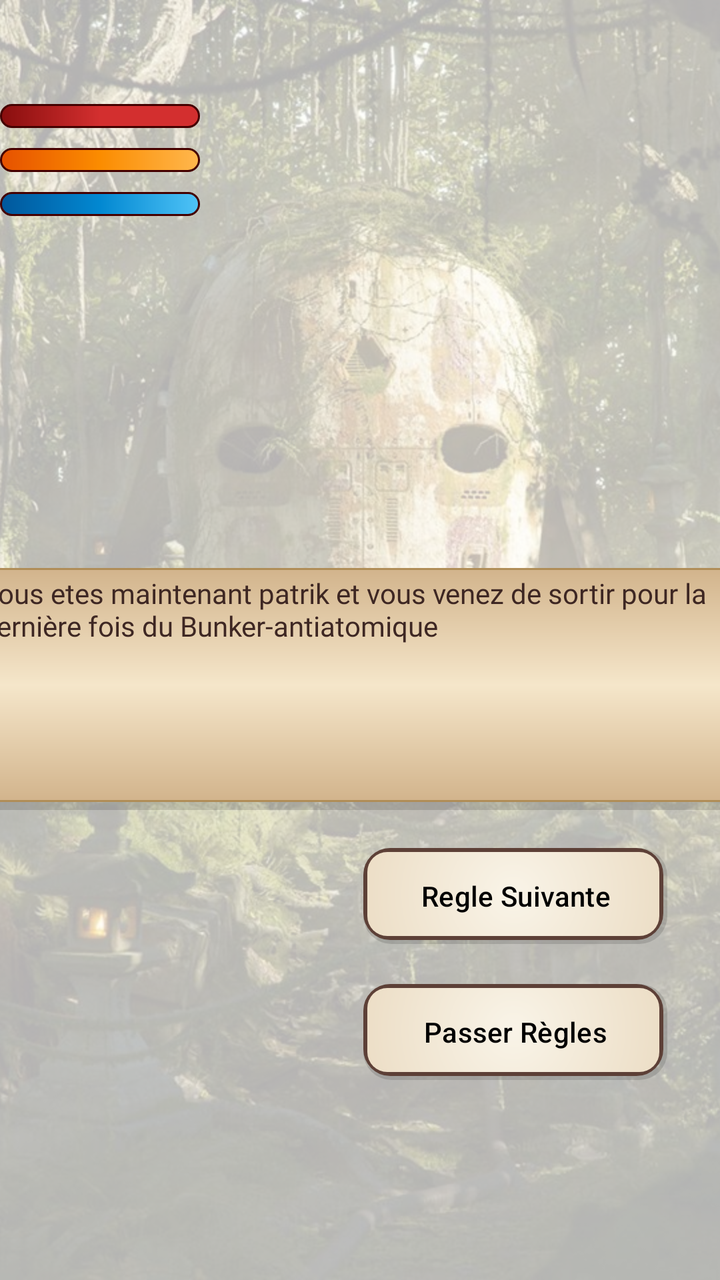
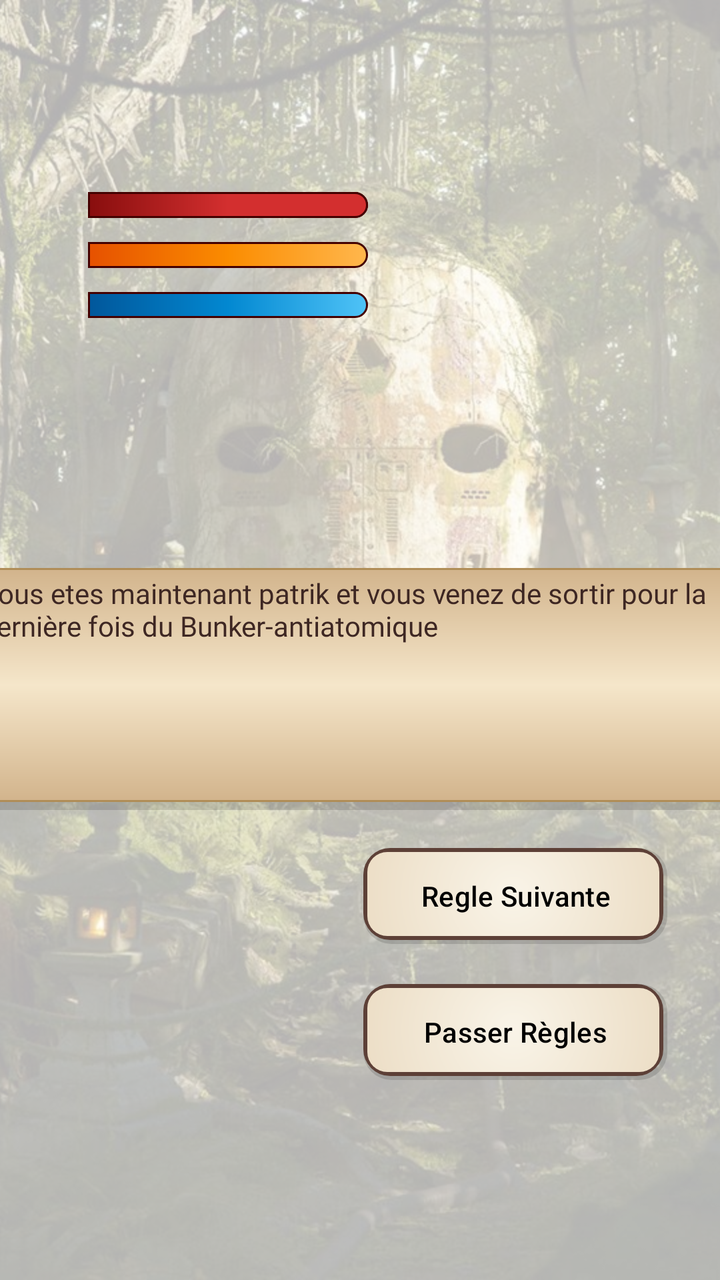

Before-and-after screenshots of an Android layout around one commit, followed by the original layout XML and the change that was made.
<!-- AndroidManifest.xml: application theme Theme.Apocalypse -->
<!-- res/layout/activity_intro_game_view.xml -->
<?xml version="1.0" encoding="utf-8"?>
<androidx.constraintlayout.widget.ConstraintLayout xmlns:android="http://schemas.android.com/apk/res/android"
    xmlns:app="http://schemas.android.com/apk/res-auto"
    xmlns:tools="http://schemas.android.com/tools"
    android:id="@+id/main"
    android:layout_width="match_parent"
    android:layout_height="match_parent"
    tools:context=".IntroGameView">


    <ImageView
        android:id="@+id/bgImage"
        android:layout_width="0dp"
        android:layout_height="0dp"
        android:src="@drawable/background_menu"
        android:scaleType="centerCrop"
        app:layout_constraintTop_toTopOf="parent"
        app:layout_constraintBottom_toBottomOf="parent"
        app:layout_constraintStart_toStartOf="parent"
        app:layout_constraintEnd_toEndOf="parent" />

    <View
        android:id="@+id/whiteOverlay"
        android:layout_width="0dp"
        android:layout_height="0dp"
        android:background="#B3FFFFFF"
        app:layout_constraintBottom_toBottomOf="parent"
        app:layout_constraintEnd_toEndOf="parent"
        app:layout_constraintHorizontal_bias="0.0"
        app:layout_constraintStart_toStartOf="parent"
        app:layout_constraintTop_toTopOf="parent"
        app:layout_constraintVertical_bias="1.0" />

    <Button
        android:id="@+id/buttonPasserRegles"
        android:layout_width="152dp"
        android:layout_height="48dp"
        android:layout_marginTop="20dp"
        android:background="@drawable/paper_background"
        android:text="Passer Règles"
        android:textColor="#000000"
        android:visibility="visible"
        app:backgroundTint="@null"
        app:layout_constraintEnd_toEndOf="@+id/buttonRegleSuivante"
        app:layout_constraintStart_toStartOf="@+id/buttonRegleSuivante"
        app:layout_constraintTop_toBottomOf="@+id/buttonRegleSuivante" />

    <Button
        android:id="@+id/buttonRegleSuivante"
        android:layout_width="152dp"
        android:layout_height="48dp"
        android:layout_marginBottom="168dp"
        android:background="@drawable/paper_background"
        android:text="Regle Suivante"
        android:textColor="#000000"
        app:backgroundTint="@null"
        app:layout_constraintBottom_toBottomOf="parent"
        app:layout_constraintEnd_toEndOf="parent"
        app:layout_constraintHorizontal_bias="0.873"
        app:layout_constraintStart_toStartOf="parent" />

    <TextView
        android:id="@+id/textView3"
        android:layout_width="386dp"
        android:layout_height="121dp"
        android:layout_marginLeft="24dp"
        android:layout_marginTop="284dp"
        android:layout_marginRight="24dp"
        android:background="@drawable/parchemin"
        android:fontFamily="@font/crimson_text"
        android:padding="3dp"
        android:text="Vous etes maintenant patrik et vous venez de sortir pour la dernière fois du Bunker-antiatomique  "
        android:textColor="#3E2723"
        app:layout_constraintEnd_toEndOf="parent"
        app:layout_constraintStart_toStartOf="parent"
        app:layout_constraintTop_toTopOf="@+id/bgImage" />

    <ProgressBar
        android:id="@+id/progressBarVie"
        style="?android:attr/progressBarStyleHorizontal"
        android:layout_width="100dp"
        android:layout_height="12dp"
        android:layout_marginTop="52dp"
        android:max="90"
        android:min="0"
        android:progress="90"
        android:progressDrawable="@drawable/progress_vie"
        app:layout_constraintStart_toStartOf="parent"
        app:layout_constraintTop_toTopOf="parent" />

    <ProgressBar
        android:id="@+id/progressBarSatiete"
        style="?android:attr/progressBarStyleHorizontal"
        android:layout_width="100dp"
        android:layout_height="12dp"
        android:layout_marginTop="10dp"
        android:max="90"
        android:min="0"
        android:progress="90"
        android:progressDrawable="@drawable/progress_satiete"
        app:layout_constraintStart_toStartOf="parent"
        app:layout_constraintTop_toBottomOf="@+id/progressBarVie" />

    <ProgressBar
        android:id="@+id/progressBarHydra"
        style="?android:attr/progressBarStyleHorizontal"
        android:layout_width="100dp"
        android:layout_height="12dp"
        android:layout_marginTop="10dp"
        android:max="90"
        android:min="0"
        android:progress="90"
        android:progressDrawable="@drawable/progress_hydra"
        app:layout_constraintStart_toStartOf="parent"
        app:layout_constraintTop_toBottomOf="@+id/progressBarSatiete" />


</androidx.constraintlayout.widget.ConstraintLayout>
<!-- resources referenced by this layout -->
<resources>
  <!-- drawable progress_hydra (drawable) -->
  <layer-list xmlns:android="http://schemas.android.com/apk/res/android">
      <item>
          <clip>
              <shape>
                  <corners android:radius="8dp" />
                  <gradient
                      android:angle="0"
                      android:startColor="#01579B"
                      android:centerColor="#0288D1"
                      android:endColor="#4FC3F7"
                      android:type="linear" />
                  <stroke android:width="1dp" android:color="#440000" />
              </shape>
          </clip>
      </item>
  </layer-list>
  <!-- drawable progress_satiete (drawable) -->
  <layer-list xmlns:android="http://schemas.android.com/apk/res/android">
      <item>
          <clip>
              <shape>
                  <corners android:radius="8dp" />
                  <gradient
                      android:angle="0"
                      android:startColor="#E65100"
                      android:centerColor="#FB8C00"
                      android:endColor="#FFB74D"
                      android:type="linear" />
                  <stroke android:width="1dp" android:color="#440000" />
              </shape>
          </clip>
      </item>
  </layer-list>
  <!-- drawable progress_vie (drawable) -->
  <layer-list xmlns:android="http://schemas.android.com/apk/res/android">
      <item>
          <clip>
              <shape>
                  <corners android:radius="8dp" />
                  <gradient
                      android:angle="0"
                      android:startColor="#880E0E"
                      android:centerColor="#D32F2F"
                      android:endColor="#D32F2F"
                      android:type="linear" />
                  <stroke android:width="1dp" android:color="#440000" />
              </shape>
          </clip>
      </item>
  </layer-list>
  <style name="Theme.Apocalypse" parent="Base.Theme.Apocalypse" />
  <style name="Base.Theme.Apocalypse" parent="Theme.Material3.DayNight.NoActionBar">
          
          
      </style>
  <!-- unchanged entries left out for length: 3 -->
</resources>

<!-- the commit's change to res/layout/activity_intro_game_view.xml (unified diff, before → after) -->
@@ -76,27 +76,15 @@
         app:layout_constraintTop_toTopOf="@+id/bgImage" />
 
     <ProgressBar
-        android:id="@+id/progressBarVie"
-        style="?android:attr/progressBarStyleHorizontal"
-        android:layout_width="100dp"
-        android:layout_height="12dp"
-        android:layout_marginTop="52dp"
-        android:max="90"
-        android:min="0"
-        android:progress="90"
-        android:progressDrawable="@drawable/progress_vie"
-        app:layout_constraintStart_toStartOf="parent"
-        app:layout_constraintTop_toTopOf="parent" />
-
-    <ProgressBar
         android:id="@+id/progressBarSatiete"
         style="?android:attr/progressBarStyleHorizontal"
-        android:layout_width="100dp"
-        android:layout_height="12dp"
-        android:layout_marginTop="10dp"
-        android:max="90"
+        android:layout_width="140dp"
+        android:layout_height="13dp"
+        android:layout_marginStart="44dp"
+        android:layout_marginTop="12dp"
+        android:max="120"
         android:min="0"
-        android:progress="90"
+        android:progress="120"
         android:progressDrawable="@drawable/progress_satiete"
         app:layout_constraintStart_toStartOf="parent"
         app:layout_constraintTop_toBottomOf="@+id/progressBarVie" />
@@ -104,15 +92,31 @@
     <ProgressBar
         android:id="@+id/progressBarHydra"
         style="?android:attr/progressBarStyleHorizontal"
-        android:layout_width="100dp"
-        android:layout_height="12dp"
-        android:layout_marginTop="10dp"
-        android:max="90"
+        android:layout_width="140dp"
+        android:layout_height="13dp"
+        android:layout_marginStart="44dp"
+        android:layout_marginTop="12dp"
+        android:max="120"
         android:min="0"
-        android:progress="90"
+        android:progress="120"
         android:progressDrawable="@drawable/progress_hydra"
         app:layout_constraintStart_toStartOf="parent"
         app:layout_constraintTop_toBottomOf="@+id/progressBarSatiete" />
 
+    <ProgressBar
+        android:id="@+id/progressBarVie"
+        style="?android:attr/progressBarStyleHorizontal"
+        android:layout_width="140dp"
+        android:layout_height="13dp"
+        android:layout_marginStart="44dp"
+        android:layout_marginTop="96dp"
+        android:background="@drawable/progress_background"
+        android:max="120"
+        android:min="0"
+        android:progress="120"
+        android:progressDrawable="@drawable/progress_vie"
+        app:layout_constraintStart_toStartOf="parent"
+        app:layout_constraintTop_toTopOf="parent" />
+
 
 </androidx.constraintlayout.widget.ConstraintLayout>
<!-- resource entries referenced after the edit -->
@@ -1,11 +1,31 @@
 <!-- resources referenced by this layout -->
 <resources>
+  <!-- drawable progress_background (drawable) -->
+  <layer-list xmlns:android="http://schemas.android.com/apk/res/android">
+      <item>
+          <shape android:shape="rectangle">
+              <solid android:color="#F5F5F5" /> 
+              <stroke
+                  android:width="1.5dp"
+                  android:color="#440000" /> 
+              <corners
+                  android:bottomLeftRadius="0dp"
+                  android:topLeftRadius="0dp"
+                  android:bottomRightRadius="6dp"
+                  android:topRightRadius="6dp" />
+          </shape>
+      </item>
+  </layer-list>
   <!-- drawable progress_hydra (drawable) -->
   <layer-list xmlns:android="http://schemas.android.com/apk/res/android">
       <item>
           <clip>
               <shape>
-                  <corners android:radius="8dp" />
+                  <corners
+                      android:bottomLeftRadius="0dp"
+                      android:topLeftRadius="0dp"
+                      android:bottomRightRadius="6dp"
+                      android:topRightRadius="6dp" />
                   <gradient
                       android:angle="0"
                       android:startColor="#01579B"
@@ -22,7 +42,11 @@
       <item>
           <clip>
               <shape>
-                  <corners android:radius="8dp" />
+                  <corners
+                      android:bottomLeftRadius="0dp"
+                      android:topLeftRadius="0dp"
+                      android:bottomRightRadius="6dp"
+                      android:topRightRadius="6dp" />
                   <gradient
                       android:angle="0"
                       android:startColor="#E65100"
@@ -39,7 +63,11 @@
       <item>
           <clip>
               <shape>
-                  <corners android:radius="8dp" />
+                  <corners
+                      android:bottomLeftRadius="0dp"
+                      android:topLeftRadius="0dp"
+                      android:bottomRightRadius="6dp"
+                      android:topRightRadius="6dp" />
                   <gradient
                       android:angle="0"
                       android:startColor="#880E0E"
